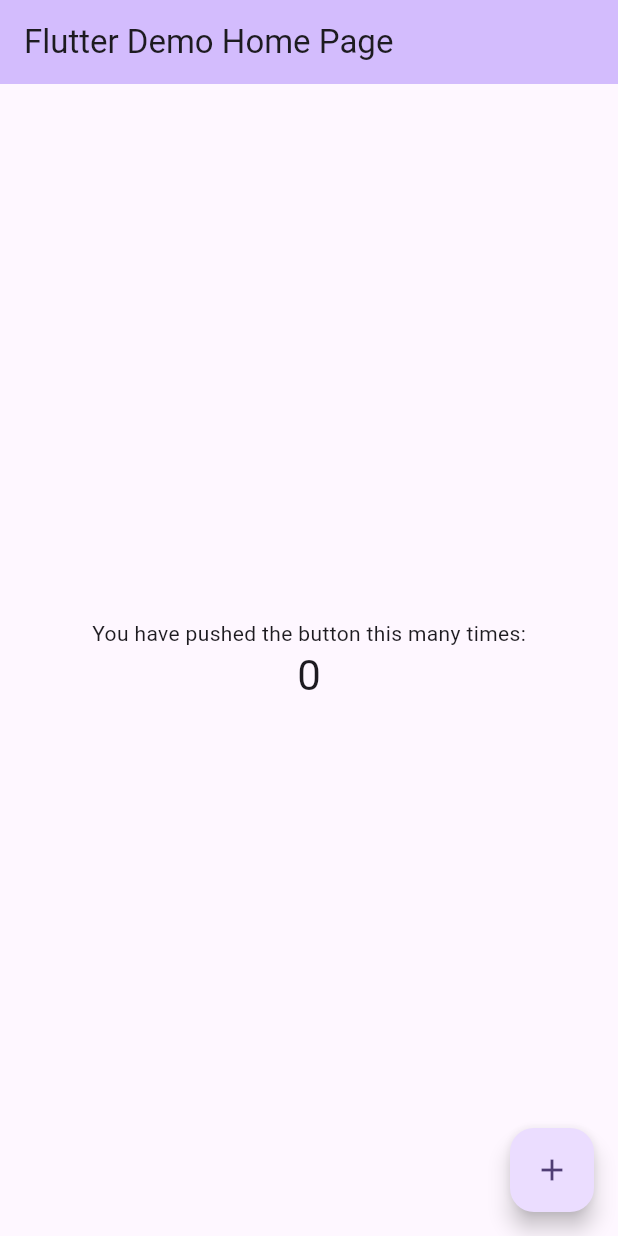
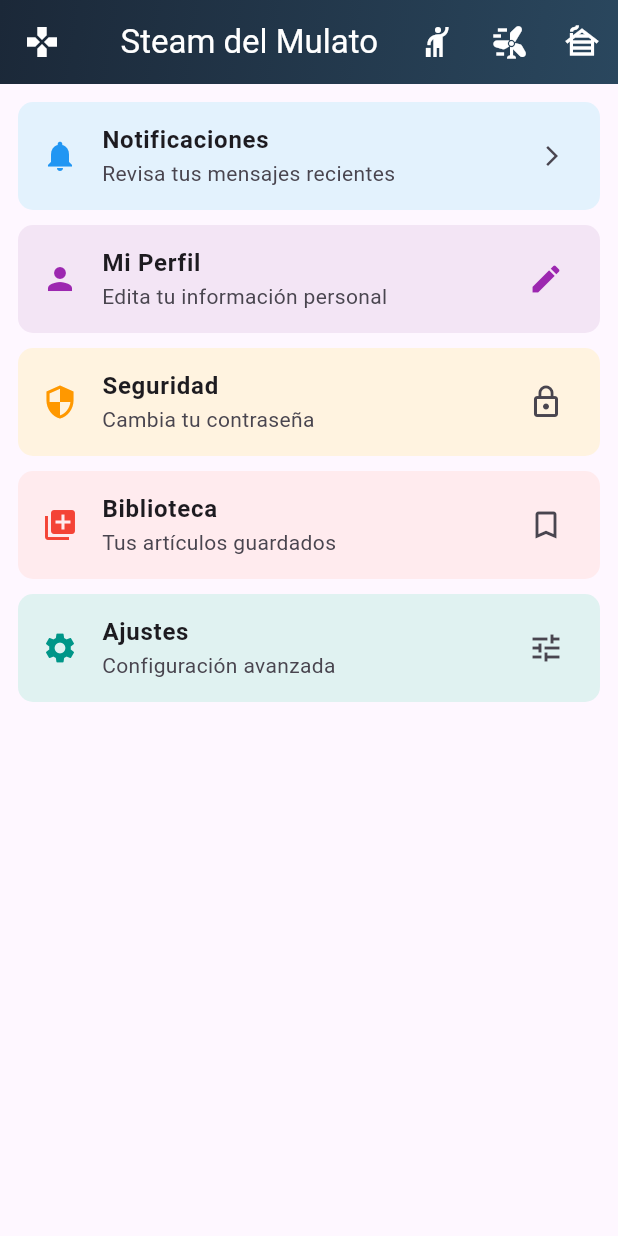
Before and after one commit to Mulato-Aaron/Gpo---6I-Act-7-listview, a Flutter app: the screen it shows after launch, on a phone screen of 412 x 824 dp. Run offline on Flutter 3.47's test engine with Material 3 defaults, Android fonts, the phone set to English and light mode, and no system bars.

Commit message:
otra vez

```diff
--- a/lib/main.dart
+++ b/lib/main.dart
@@ -1,122 +1,121 @@
 import 'package:flutter/material.dart';
 
-void main() {
-  runApp(const MyApp());
-}
+void main() => runApp(AppSteam());
 
-class MyApp extends StatelessWidget {
-  const MyApp({super.key});
+class AppSteam extends StatelessWidget {
+  const AppSteam({super.key});
 
-  // This widget is the root of your application.
   @override
   Widget build(BuildContext context) {
     return MaterialApp(
-      title: 'Flutter Demo',
-      theme: ThemeData(
-        // This is the theme of your application.
-        //
-        // TRY THIS: Try running your application with "flutter run". You'll see
-        // the application has a purple toolbar. Then, without quitting the app,
-        // try changing the seedColor in the colorScheme below to Colors.green
-        // and then invoke "hot reload" (save your changes or press the "hot
-        // reload" button in a Flutter-supported IDE, or press "r" if you used
-        // the command line to start the app).
-        //
-        // Notice that the counter didn't reset back to zero; the application
-        // state is not lost during the reload. To reset the state, use hot
-        // restart instead.
-        //
-        // This works for code too, not just values: Most code changes can be
-        // tested with just a hot reload.
-        colorScheme: ColorScheme.fromSeed(seedColor: Colors.deepPurple),
-      ),
-      home: const MyHomePage(title: 'Flutter Demo Home Page'),
+      title: 'Steam',
+      home: Juegos(),
+      debugShowCheckedModeBanner: false,
     );
   }
-}
+}// fin clase
 
-class MyHomePage extends StatefulWidget {
-  const MyHomePage({super.key, required this.title});
-
-  // This widget is the home page of your application. It is stateful, meaning
-  // that it has a State object (defined below) that contains fields that affect
-  // how it looks.
-
-  // This class is the configuration for the state. It holds the values (in this
-  // case the title) provided by the parent (in this case the App widget) and
-  // used by the build method of the State. Fields in a Widget subclass are
-  // always marked "final".
-
-  final String title;
-
-  @override
-  State<MyHomePage> createState() => _MyHomePageState();
-}
-
-class _MyHomePageState extends State<MyHomePage> {
-  int _counter = 0;
-
-  void _incrementCounter() {
-    setState(() {
-      // This call to setState tells the Flutter framework that something has
-      // changed in this State, which causes it to rerun the build method below
-      // so that the display can reflect the updated values. If we changed
-      // _counter without calling setState(), then the build method would not be
-      // called again, and so nothing would appear to happen.
-      _counter++;
-    });
-  }
+class Juegos extends StatelessWidget {
+  const Juegos({super.key});
 
   @override
   Widget build(BuildContext context) {
-    // This method is rerun every time setState is called, for instance as done
-    // by the _incrementCounter method above.
-    //
-    // The Flutter framework has been optimized to make rerunning build methods
-    // fast, so that you can just rebuild anything that needs updating rather
-    // than having to individually change instances of widgets.
     return Scaffold(
       appBar: AppBar(
-        // TRY THIS: Try changing the color here to a specific color (to
-        // Colors.amber, perhaps?) and trigger a hot reload to see the AppBar
-        // change color while the other colors stay the same.
-        backgroundColor: Theme.of(context).colorScheme.inversePrimary,
-        // Here we take the value from the MyHomePage object that was created by
-        // the App.build method, and use it to set our appbar title.
-        title: Text(widget.title),
-      ),
-      body: Center(
-        // Center is a layout widget. It takes a single child and positions it
-        // in the middle of the parent.
-        child: Column(
-          // Column is also a layout widget. It takes a list of children and
-          // arranges them vertically. By default, it sizes itself to fit its
-          // children horizontally, and tries to be as tall as its parent.
-          //
-          // Column has various properties to control how it sizes itself and
-          // how it positions its children. Here we use mainAxisAlignment to
-          // center the children vertically; the main axis here is the vertical
-          // axis because Columns are vertical (the cross axis would be
-          // horizontal).
-          //
-          // TRY THIS: Invoke "debug painting" (choose the "Toggle Debug Paint"
-          // action in the IDE, or press "p" in the console), to see the
-          // wireframe for each widget.
-          mainAxisAlignment: MainAxisAlignment.center,
-          children: <Widget>[
-            const Text('You have pushed the button this many times:'),
-            Text(
-              '$_counter',
-              style: Theme.of(context).textTheme.headlineMedium,
+        title: const Text(
+          'Steam del Mulato',
+          style: TextStyle(color: Colors.white),
+        ),
+        centerTitle: true,
+        leading: IconButton(
+          icon: const Icon(Icons.gamepad, color: Colors.white),
+          onPressed: () {},
+        ),
+        actions: [
+          IconButton(
+            icon: const Icon(Icons.hail, color: Colors.white),
+            onPressed: () {},
+          ),
+          IconButton(
+            icon: const Icon(Icons.wind_power, color: Colors.white),
+            onPressed: () {},
+          ),
+          IconButton(
+            icon: const Icon(Icons.cabin, color: Colors.white),
+            onPressed: () {},
+          ),
+        ],
+        flexibleSpace: Container(
+          decoration: const BoxDecoration(
+            gradient: LinearGradient(
+              begin: Alignment.topLeft,
+              end: Alignment.bottomRight,
+              colors: [
+                Color(0xFF1b2838),
+                Color(0xFF2a475e),
+              ],
             ),
-          ],
+          ),
         ),
       ),
-      floatingActionButton: FloatingActionButton(
-        onPressed: _incrementCounter,
-        tooltip: 'Increment',
-        child: const Icon(Icons.add),
-      ), // This trailing comma makes auto-formatting nicer for build methods.
+      body: ListView(
+  padding: const EdgeInsets.all(12.0), // Espaciado alrededor de la lista
+  children: [
+    // Elemento 1: Notificaciones
+    ListTile(
+      shape: RoundedRectangleBorder(borderRadius: BorderRadius.circular(10)),
+      tileColor: Colors.blue.shade50,
+      leading: const Icon(Icons.notifications, color: Colors.blue),
+      title: const Text('Notificaciones', style: TextStyle(fontWeight: FontWeight.bold)),
+      subtitle: const Text('Revisa tus mensajes recientes'),
+      trailing: const Icon(Icons.arrow_forward_ios, size: 16),
+    ),
+    const SizedBox(height: 10), // Espacio entre elementos
+
+    // Elemento 2: Perfil
+    ListTile(
+      shape: RoundedRectangleBorder(borderRadius: BorderRadius.circular(10)),
+      tileColor: Colors.purple.shade50,
+      leading: const Icon(Icons.person, color: Colors.purple),
+      title: const Text('Mi Perfil', style: TextStyle(fontWeight: FontWeight.bold)),
+      subtitle: const Text('Edita tu información personal'),
+      trailing: const Icon(Icons.edit, color: Colors.purple),
+    ),
+    const SizedBox(height: 10),
+
+    // Elemento 3: Seguridad
+    ListTile(
+      shape: RoundedRectangleBorder(borderRadius: BorderRadius.circular(10)),
+      tileColor: Colors.orange.shade50,
+      leading: const Icon(Icons.security, color: Colors.orange),
+      title: const Text('Seguridad', style: TextStyle(fontWeight: FontWeight.bold)),
+      subtitle: const Text('Cambia tu contraseña'),
+      trailing: const Icon(Icons.lock_outline),
+    ),
+    const SizedBox(height: 10),
+
+    // Elemento 4: Favoritos
+    ListTile(
+      shape: RoundedRectangleBorder(borderRadius: BorderRadius.circular(10)),
+      tileColor: Colors.red.shade50,
+      leading: const Icon(Icons.library_add, color: Colors.red),
+      title: const Text('Biblioteca', style: TextStyle(fontWeight: FontWeight.bold)),
+      subtitle: const Text('Tus artículos guardados'),
+      trailing: const Icon(Icons.bookmark_border),
+    ),
+    const SizedBox(height: 10),
+
+    // Elemento 5: Configuración
+    ListTile(
+      shape: RoundedRectangleBorder(borderRadius: BorderRadius.circular(10)),
+      tileColor: Colors.teal.shade50,
+      leading: const Icon(Icons.settings, color: Colors.teal),
+      title: const Text('Ajustes', style: TextStyle(fontWeight: FontWeight.bold)),
+      subtitle: const Text('Configuración avanzada'),
+      trailing: const Icon(Icons.tune),
+    ),
+  ],
+),
     );
   }
-}
+}// fin clase Juegpos
```
